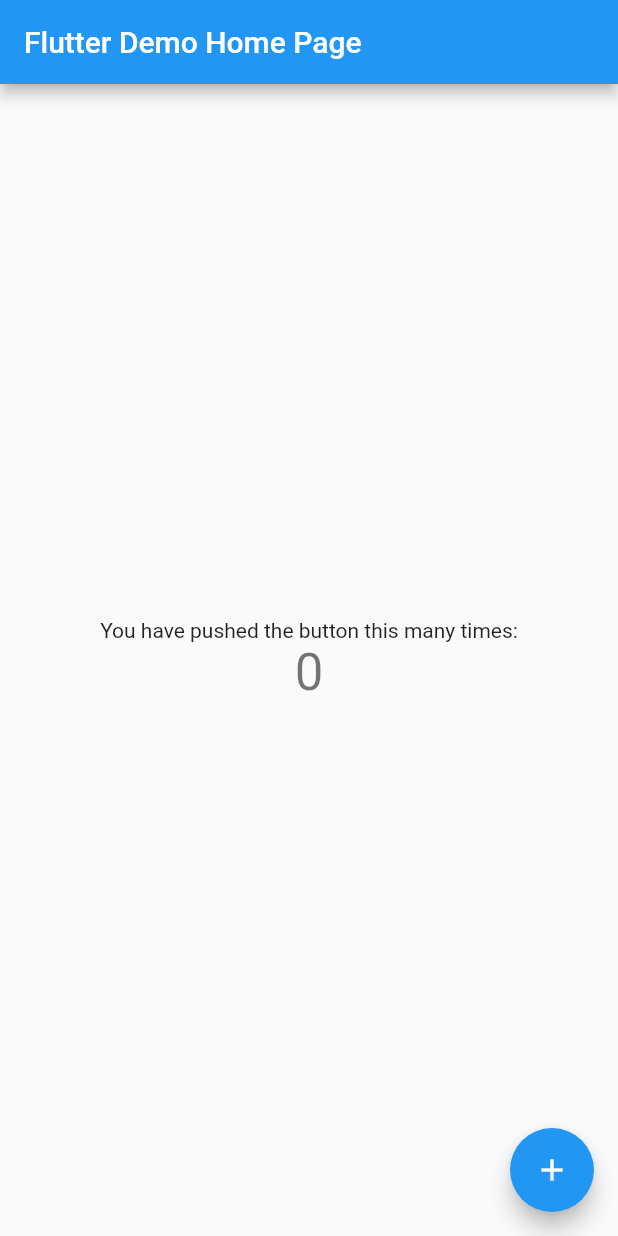
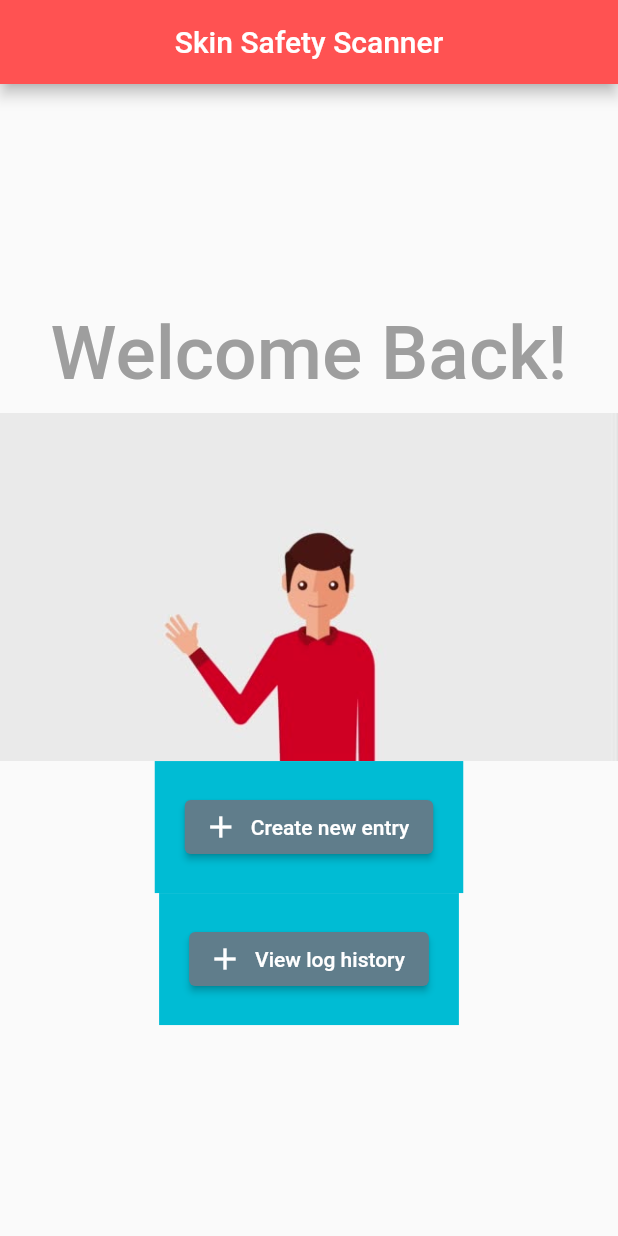
Before and after one commit to Hjfizzlebog2/SS-Skin, a Flutter app: the screen it shows after launch, on a phone screen of 412 x 824 dp. Run offline on Flutter 3.47's test engine with Material 2 defaults, Android fonts, the phone set to English and light mode, and no system bars.

Commit message:
registered home page code

```diff
--- a/lib/main.dart
+++ b/lib/main.dart
@@ -24,7 +24,71 @@ class MyApp extends StatelessWidget {
         // is not restarted.
         primarySwatch: Colors.blue,
       ),
-      home: const MyHomePage(title: 'Flutter Demo Home Page'),
+      home: const RegisteredHomePage(),
+    );
+  }
+}
+
+// class for the registered home page screen
+class RegisteredHomePage extends StatelessWidget {
+  const RegisteredHomePage({Key? key}) : super(key: key);
+
+  @override
+  Widget build(BuildContext context) {
+    return Scaffold(
+      appBar: AppBar(
+        title: const Text("Skin Safety Scanner"),
+        centerTitle: true,
+        backgroundColor: Colors.redAccent,
+      ),
+      body: Column (
+        mainAxisAlignment: MainAxisAlignment.center,
+        crossAxisAlignment: CrossAxisAlignment.center,
+        children: <Widget>[
+          Container(
+            alignment: Alignment.center,
+            padding: const EdgeInsets.all(10),
+            child: const Text(
+              "Welcome Back!",
+              style: TextStyle(
+                color: Colors.grey,
+                fontWeight: FontWeight.w500,
+                fontSize: 50),
+            ),
+          ),
+          Container(
+            child: Image.asset('assets/homepagepic.jpg')
+          ),
+          Container(
+            padding: const EdgeInsets.all(20.0),
+            color: Colors.cyan,
+            child: ElevatedButton.icon(
+              onPressed: () {},
+              icon: const Icon(
+                  Icons.add
+              ),
+              label: const Text("Create new entry"),
+              style: ButtonStyle(
+                  backgroundColor: MaterialStateProperty.all<Color>(Colors.blueGrey)
+              ),
+            ),
+          ),
+          Container(
+            padding: const EdgeInsets.all(20.0),
+            color: Colors.cyan,
+            child: ElevatedButton.icon(
+              onPressed: () {},
+              icon: const Icon(
+                  Icons.add
+              ),
+              label: const Text("View log history"),
+              style: ButtonStyle(
+                  backgroundColor: MaterialStateProperty.all<Color>(Colors.blueGrey)
+              ),
+            ),
+          )
+        ],
+      )
     );
   }
 }
--- a/pubspec.yaml
+++ b/pubspec.yaml
@@ -58,9 +58,8 @@ flutter:
   uses-material-design: true
 
   # To add assets to your application, add an assets section, like this:
-  # assets:
-  #   - images/a_dot_burr.jpeg
-  #   - images/a_dot_ham.jpeg
+  assets:
+     - assets/
 
   # An image asset can refer to one or more resolution-specific "variants", see
   # https://flutter.dev/assets-and-images/#resolution-aware.
```
Also changed, not shown: lib/registeredHomePage.dart (added, +65 -0 lines), assets/homepagepic.jpg (added), 1 other file.
